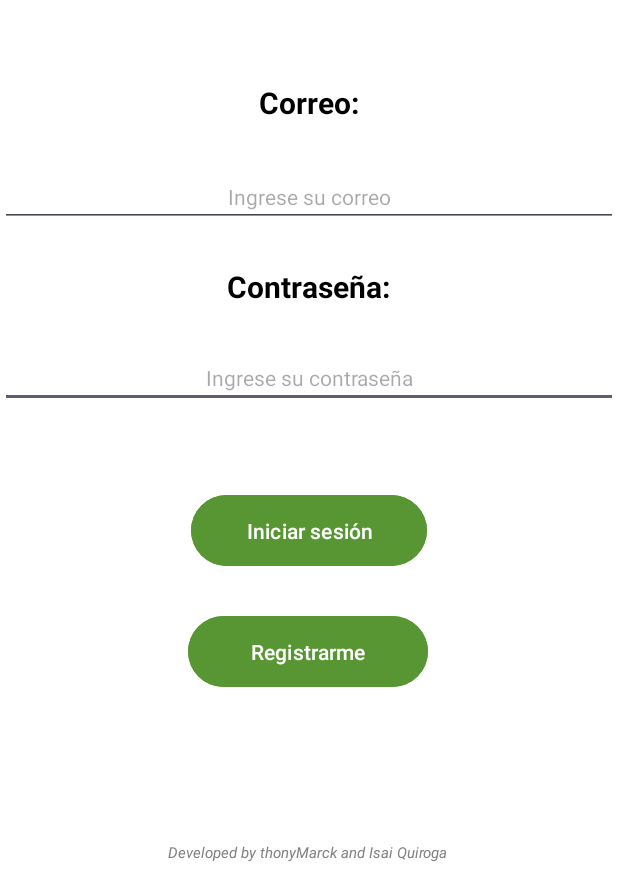
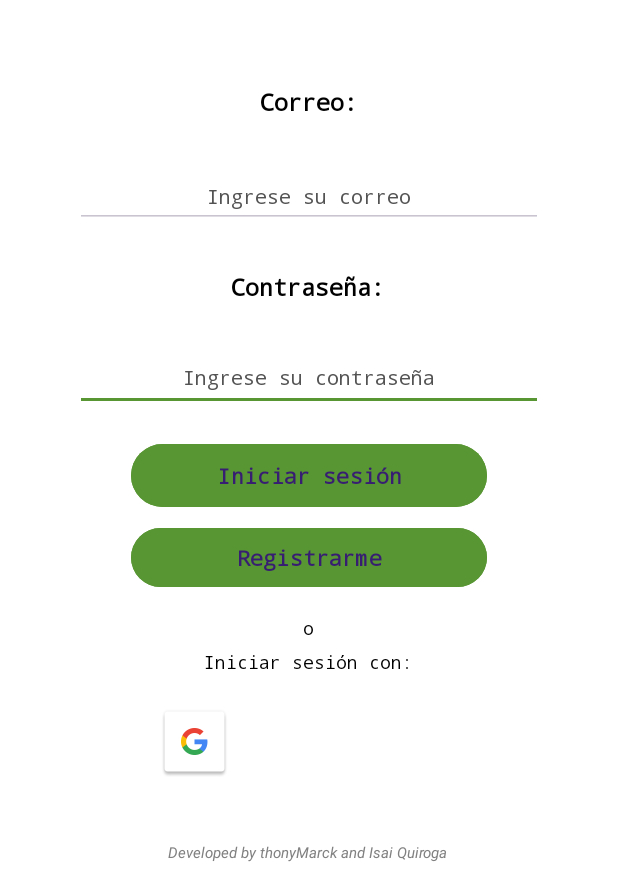
Before and after one commit to SaithG04/Eco-Ruta-AppMovil, an Android app: the screen it shows after launch (LoginPrincipalUI), on a phone screen of 412 x 824 dp, the part 363-1236 px from its top. Run offline under Robolectric (Android 15) with nearby library versions, the phone set to English and light mode, and no system bars; our stand-ins replace Firebase (no records; nobody signed in at launch, a user with empty details on screens opened directly).

Commit message:
teddy me la pela

```diff
--- a/app/build.gradle.kts
+++ b/app/build.gradle.kts
@@ -60,4 +60,5 @@ dependencies {
     //noinspection UseTomlInstead
     implementation("com.google.firebase:firebase-analytics")
     implementation(libs.play.services.auth)
+    implementation("com.google.android.gms:play-services-auth:18.1.0")
 }
--- a/app/src/main/AndroidManifest.xml
+++ b/app/src/main/AndroidManifest.xml
@@ -18,7 +18,7 @@
         android:networkSecurityConfig="@xml/network_security_config"
         android:roundIcon="@mipmap/ic_launcher_round"
         android:supportsRtl="true"
-        android:theme="@style/Theme.ReciPeru"
+        android:theme="@style/DarkTheme.ReciPeru"
         android:usesCleartextTraffic="true"
         tools:targetApi="31">
         <activity
--- a/app/src/main/java/com/qromarck/reciperu/Interfaces/LoginPrincipalUI.java
+++ b/app/src/main/java/com/qromarck/reciperu/Interfaces/LoginPrincipalUI.java
@@ -1,7 +1,5 @@
 package com.qromarck.reciperu.Interfaces;
 
-import android.annotation.SuppressLint;
-import android.content.Context;
 import android.content.SharedPreferences;
 import android.os.Bundle;
 import android.widget.Button;
@@ -17,8 +15,11 @@ import android.content.Intent;
 import androidx.core.view.ViewCompat;
 import androidx.core.view.WindowInsetsCompat;
 
+import com.google.android.gms.auth.api.signin.GoogleSignInClient;
+import com.google.android.gms.auth.api.signin.GoogleSignInOptions;
 import com.google.android.gms.tasks.OnCompleteListener;
 import com.google.android.gms.tasks.OnFailureListener;
+import com.google.android.gms.auth.api.signin.GoogleSignInAccount;
 import com.google.android.gms.tasks.Task;
 import com.google.firebase.auth.AuthResult;
 import com.google.firebase.auth.FirebaseAuth;
@@ -31,6 +32,7 @@ import com.qromarck.reciperu.Utilities.*;
 
 import android.widget.EditText;
 import android.widget.FrameLayout;
+import android.widget.ImageView;
 import android.widget.ProgressBar;
 import android.widget.Toast;
 
@@ -61,6 +63,7 @@ public class LoginPrincipalUI extends AppCompatActivity {
      * Instancia de FirebaseAuth para la autenticación de Firebase.
      */
     private FirebaseAuth mAuth;
+    private GoogleSignInClient mGSIClient;
 
     @Override
     protected void onCreate(Bundle savedInstanceState) {
@@ -78,6 +81,7 @@ public class LoginPrincipalUI extends AppCompatActivity {
         // Inicializar elementos de la interfaz de usuario
         Button btnRegistrarse = findViewById(R.id.btnRegistrar);
         Button btnLogin = findViewById(R.id.btnLoginLOG);
+        ImageView viewRegGoogle = findViewById(R.id.viewRegistrarGoogle);
         edtCorreo = findViewById(R.id.edtCorreoLOGIN);
         edtContrasena = findViewById(R.id.edtContraLOGIN);
         loadingLayout = findViewById(R.id.loadingLayout);
@@ -106,6 +110,15 @@ public class LoginPrincipalUI extends AppCompatActivity {
                 } else {
                     loginOnFireBase(correo, password); // Método para iniciar sesión en Firebase
                 }
+            }
+        });
+        viewRegGoogle.setOnClickListener(new View.OnClickListener() {
+            @Override
+            public void onClick(View v) {
+                GoogleSignInOptions gso = new GoogleSignInOptions.Builder(GoogleSignInOptions.DEFAULT_SIGN_IN)
+                        .requestIdToken(getString(R.string.default_web_client_id))
+                        .requestEmail()
+                        .build();
             }
         });
     }
--- a/app/src/main/res/layout/activity_principal_ui.xml
+++ b/app/src/main/res/layout/activity_principal_ui.xml
@@ -27,8 +27,9 @@
         android:layout_height="wrap_content"
         android:text="Correo:"
         android:textColor="#000000"
-        android:textSize="20sp"
+        android:textSize="16sp"
         android:textStyle="bold"
+        android:typeface="monospace"
         app:layout_constraintBottom_toBottomOf="parent"
         app:layout_constraintEnd_toEndOf="parent"
         app:layout_constraintStart_toStartOf="parent"
@@ -41,8 +42,9 @@
         android:layout_height="wrap_content"
         android:text="Contraseña:"
         android:textColor="#000000"
-        android:textSize="20sp"
+        android:textSize="16sp"
         android:textStyle="bold"
+        android:typeface="monospace"
         app:layout_constraintBottom_toBottomOf="parent"
         app:layout_constraintEnd_toEndOf="parent"
         app:layout_constraintHorizontal_bias="0.498"
@@ -52,28 +54,33 @@
 
     <Button
         android:id="@+id/btnLoginLOG"
-        android:layout_width="157dp"
-        android:layout_height="55dp"
+        android:layout_width="237dp"
+        android:layout_height="50dp"
         android:backgroundTint="#589633"
         android:text="Iniciar sesión"
+        android:textAlignment="center"
+        android:textStyle="bold"
+        android:typeface="monospace"
         app:layout_constraintBottom_toBottomOf="parent"
         app:layout_constraintEnd_toEndOf="parent"
         app:layout_constraintStart_toStartOf="parent"
         app:layout_constraintTop_toTopOf="parent"
-        app:layout_constraintVertical_bias="0.739" />
+        app:layout_constraintVertical_bias="0.69" />
 
     <Button
         android:id="@+id/btnRegistrar"
-        android:layout_width="160dp"
-        android:layout_height="55dp"
+        android:layout_width="237dp"
+        android:layout_height="47dp"
         android:backgroundTint="#589633"
         android:text="Registrarme"
+        android:textAlignment="center"
+        android:textStyle="bold"
+        android:typeface="monospace"
         app:layout_constraintBottom_toBottomOf="parent"
         app:layout_constraintEnd_toEndOf="parent"
-        app:layout_constraintHorizontal_bias="0.498"
         app:layout_constraintStart_toStartOf="parent"
         app:layout_constraintTop_toTopOf="parent"
-        app:layout_constraintVertical_bias="0.844" />
+        app:layout_constraintVertical_bias="0.76" />
 
     <TextView
         android:id="@+id/textView3"
@@ -92,14 +99,16 @@
 
     <EditText
         android:id="@+id/edtContraLOGIN"
-        android:layout_width="match_parent"
-        android:layout_height="wrap_content"
+        android:layout_width="312dp"
+        android:layout_height="44dp"
         android:ems="10"
         android:hint="Ingrese su contraseña"
+        android:textColorHint="@color/colorHint"
         android:inputType="textPassword"
         android:textAlignment="center"
         android:textColor="#000000"
-        android:textSize="14sp"
+        android:textSize="13sp"
+        android:typeface="monospace"
         app:layout_constraintBottom_toBottomOf="@+id/textView3"
         app:layout_constraintEnd_toEndOf="parent"
         app:layout_constraintHorizontal_bias="0.497"
@@ -109,13 +118,16 @@
 
     <EditText
         android:id="@+id/edtCorreoLOGIN"
-        android:layout_width="match_parent"
-        android:layout_height="wrap_content"
+        android:layout_width="312dp"
+        android:layout_height="41dp"
         android:ems="10"
         android:hint="Ingrese su correo"
+        android:textColorHint="@color/colorHint"
         android:inputType="textEmailAddress"
         android:textAlignment="center"
-        android:textSize="14sp"
+        android:textColor="#000000"
+        android:textSize="13sp"
+        android:typeface="monospace"
         app:layout_constraintBottom_toBottomOf="parent"
         app:layout_constraintEnd_toEndOf="parent"
         app:layout_constraintHorizontal_bias="0.497"
@@ -144,4 +156,48 @@
             android:visibility="gone"/>
     </FrameLayout>
 
+    <ImageView
+        android:id="@+id/viewRegistrarGoogle"
+        android:layout_width="wrap_content"
+        android:layout_height="wrap_content"
+        app:layout_constraintBottom_toBottomOf="parent"
+        app:layout_constraintEnd_toEndOf="parent"
+        app:layout_constraintHorizontal_bias="0.289"
+        app:layout_constraintStart_toStartOf="parent"
+        app:layout_constraintTop_toTopOf="parent"
+        app:layout_constraintVertical_bias="0.918"
+        app:srcCompat="@drawable/common_google_signin_btn_icon_light_normal" />
+
+    <TextView
+        android:id="@+id/textView6"
+        android:layout_width="244dp"
+        android:layout_height="20dp"
+        android:text="Iniciar sesión con:"
+        android:textAlignment="center"
+        android:textColor="#000000"
+        android:textSize="12sp"
+        android:typeface="monospace"
+        app:layout_constraintBottom_toBottomOf="parent"
+        app:layout_constraintEnd_toEndOf="parent"
+        app:layout_constraintHorizontal_bias="0.497"
+        app:layout_constraintStart_toStartOf="parent"
+        app:layout_constraintTop_toTopOf="parent"
+        app:layout_constraintVertical_bias="0.839" />
+
+    <TextView
+        android:id="@+id/textView7"
+        android:layout_width="244dp"
+        android:layout_height="20dp"
+        android:text="o"
+        android:textAlignment="center"
+        android:textColor="#000000"
+        android:textSize="12sp"
+        android:typeface="monospace"
+        app:layout_constraintBottom_toBottomOf="parent"
+        app:layout_constraintEnd_toEndOf="parent"
+        app:layout_constraintHorizontal_bias="0.497"
+        app:layout_constraintStart_toStartOf="parent"
+        app:layout_constraintTop_toTopOf="parent"
+        app:layout_constraintVertical_bias="0.811" />
+
 </androidx.constraintlayout.widget.ConstraintLayout>
--- a/app/src/main/res/values/colors.xml
+++ b/app/src/main/res/values/colors.xml
@@ -2,4 +2,8 @@
 <resources>
     <color name="black">#FF000000</color>
     <color name="white">#FFFFFFFF</color>
+    <color name="blue">#2196F3</color>
+    <color name="gray">#9F9F9F</color>
+    <color name="greenR">#589633</color>
+    <color name="colorHint">#535353</color>
 </resources>
--- a/app/src/main/res/values/themes.xml
+++ b/app/src/main/res/values/themes.xml
@@ -1,9 +1,17 @@
 <resources xmlns:tools="http://schemas.android.com/tools">
     <!-- Base application theme. -->
-    <style name="Base.Theme.ReciPeru" parent="Theme.Material3.DayNight.NoActionBar">
+    <style name="LightTheme.ReciPeru" parent="Theme.Material3.DayNight.NoActionBar">
         <!-- Customize your light theme here. -->
-        <!-- <item name="colorPrimary">@color/my_light_primary</item> -->
+        <!-- Otros atributos del tema -->
+        <item name="colorPrimary">@color/gray</item>
+        <item name="colorPrimaryDark">@color/black</item>
+        <item name="colorAccent">@color/greenR</item>
     </style>
 
-    <style name="Theme.ReciPeru" parent="Base.Theme.ReciPeru" />
+    <style name="DarkTheme.ReciPeru" parent="Theme.Material3.Dark.NoActionBar">
+        <!-- Otros atributos del tema -->
+        <item name="colorPrimary">@color/gray</item>
+        <item name="colorPrimaryDark">@color/black</item>
+        <item name="colorAccent">@color/greenR</item>
+    </style>
 </resources>
```
Also changed, not shown: app/src/main/java/com/qromarck/reciperu/Interfaces/RegistroUsuarioUI.java (+1 -14 lines), app/src/main/res/layout/activity_registro_ui.xml (+17 -28 lines), 1 other file.
